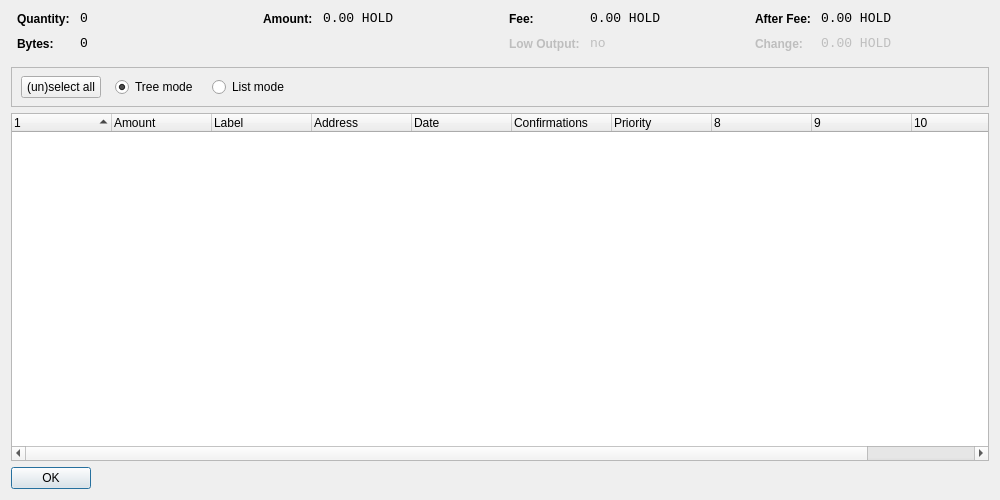
Qt form src/qt/forms/coincontroldialog.ui (InterstellarHoldings/StellarHoldings) before a commit.
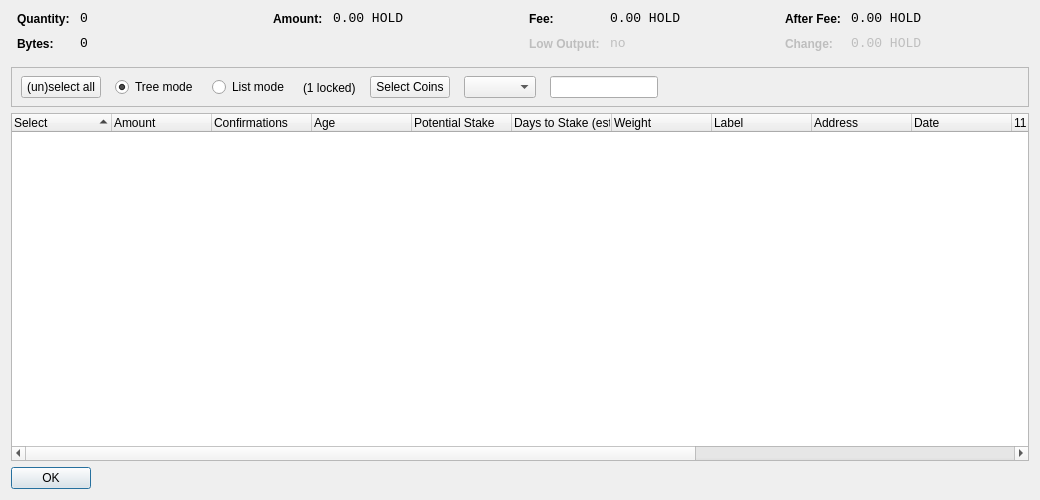
The same form after that commit. Custom widgets are drawn as their Qt base class.

Commit message: Stake calculator, coin control upgades, version upgrade

Patch:
```diff
--- a/src/qt/forms/coincontroldialog.ui
+++ b/src/qt/forms/coincontroldialog.ui
@@ -6,7 +6,7 @@
    <rect>
     <x>0</x>
     <y>0</y>
-    <width>1000</width>
+    <width>1040</width>
     <height>500</height>
    </rect>
   </property>
@@ -238,6 +238,9 @@
      </item>
      <item>
       <layout class="QFormLayout" name="formLayoutCoinControl4">
+       <property name="fieldGrowthPolicy">
+        <enum>QFormLayout::AllNonFixedFieldsGrow</enum>
+       </property>      
        <property name="horizontalSpacing">
         <number>10</number>
        </property>
@@ -347,7 +350,7 @@
         <height>41</height>
        </rect>
       </property>
-      <layout class="QHBoxLayout" name="horizontalLayoutPanel" stretch="0,0,0,0,0">
+      <layout class="QHBoxLayout" name="horizontalLayoutPanel" stretch="0,0,0,0,0,0,0">
        <property name="spacing">
         <number>14</number>
        </property>
@@ -393,6 +396,42 @@
          </property>
         </widget>
        </item>
+       <item>
+        <widget class="QLabel" name="labelLocked">
+          <property name="text">
+            <string notr="true">(1 locked)</string>
+          </property>
+        </widget>
+       </item>
+       <item>
+        <widget class="QPushButton" name="pushButtonCustomCC">
+         <property name="text">
+          <string>Select Coins</string>
+         </property>
+        </widget>
+       </item>
+       <item>
+        <widget class="QComboBox" name="QComboBoxFilterCoins"/>
+       </item>
+       <item>
+        <widget class="QLineEdit" name="lineEditCustomCC">
+         <property name="enabled">
+          <bool>true</bool>
+         </property>
+         <property name="sizePolicy">
+          <sizepolicy hsizetype="Fixed" vsizetype="Fixed">
+           <horstretch>0</horstretch>
+           <verstretch>0</verstretch>
+          </sizepolicy>
+         </property>
+         <property name="baseSize">
+          <size>
+           <width>50</width>
+           <height>0</height>
+          </size>
+         </property>
+        </widget>
+       </item>
        <item>
         <spacer name="horizontalSpacer">
          <property name="orientation">
@@ -419,7 +458,7 @@
       <bool>false</bool>
      </property>
      <property name="columnCount">
-      <number>11</number>
+      <number>15</number>
      </property>
      <attribute name="headerShowSortIndicator" stdset="0">
       <bool>true</bool>
@@ -429,7 +468,7 @@
      </attribute>
      <column>
       <property name="text">
-       <string/>
+       <string>Select</string>
       </property>
      </column>
      <column>
@@ -437,21 +476,6 @@
        <string>Amount</string>
       </property>
      </column>
-     <column>
-      <property name="text">
-       <string>Label</string>
-      </property>
-     </column>
-     <column>
-      <property name="text">
-       <string>Address</string>
-      </property>
-     </column>
-     <column>
-      <property name="text">
-       <string>Date</string>
-      </property>
-     </column>
      <column>
       <property name="text">
        <string>Confirmations</string>
@@ -462,7 +486,42 @@
      </column>
      <column>
       <property name="text">
-       <string>Priority</string>
+       <string>Age</string> /** age **/
+      </property>
+     </column>
+	   <column>
+      <property name="text">
+       <string>Potential Stake</string>
+      </property>
+     </column>
+  	 <column>
+      <property name="text">
+       <string>Days to Stake (est.)</string>
+      </property>
+     </column>
+     <column>
+      <property name="text">
+       <string>Weight</string>
+      </property>
+     </column>
+     <column>
+      <property name="text">
+       <string>Label</string>
+      </property>
+     </column>
+     <column>
+      <property name="text">
+       <string>Address</string>
+      </property>
+     </column>
+     <column>
+      <property name="text">
+       <string>Date</string>
+      </property>
+     </column>
+     <column>
+      <property name="text">
+       <string/>
       </property>
      </column>
      <column>
```
The commit also changes 22 other files.
